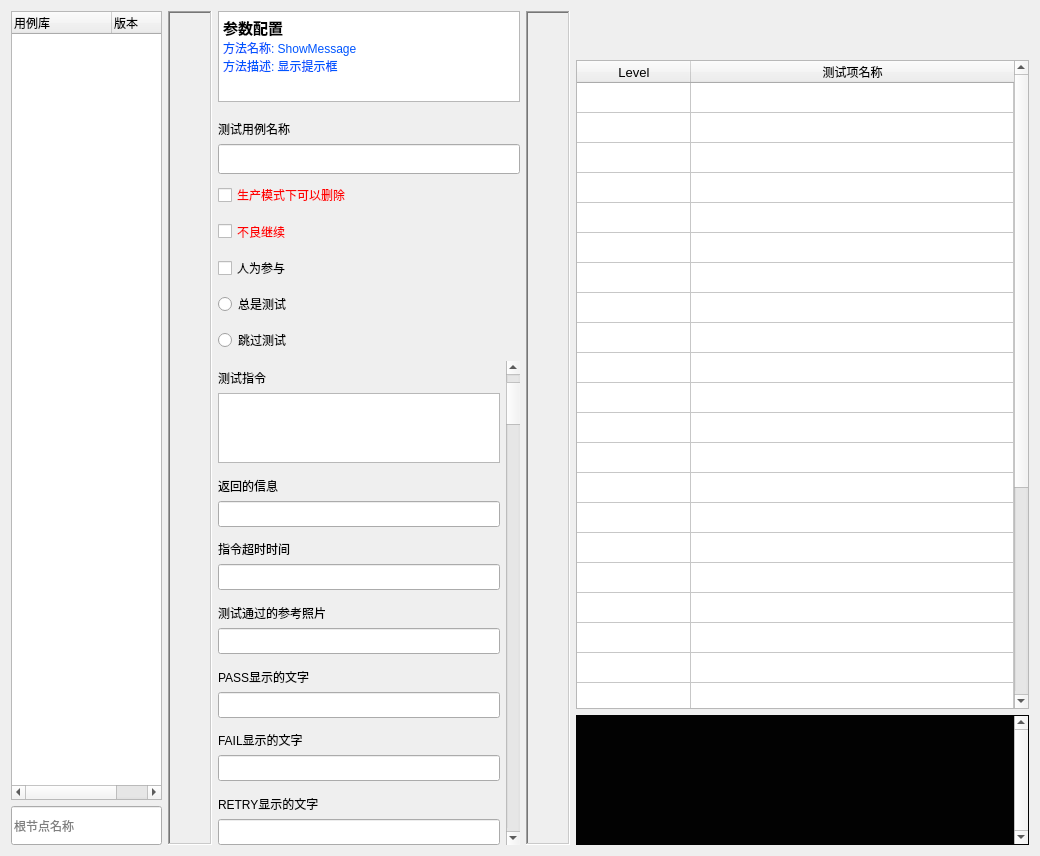
Before: the Qt Designer form MultiConfig/ui_multiConfig.ui in 18330025939/LSAPT, drawn with Qt 5.
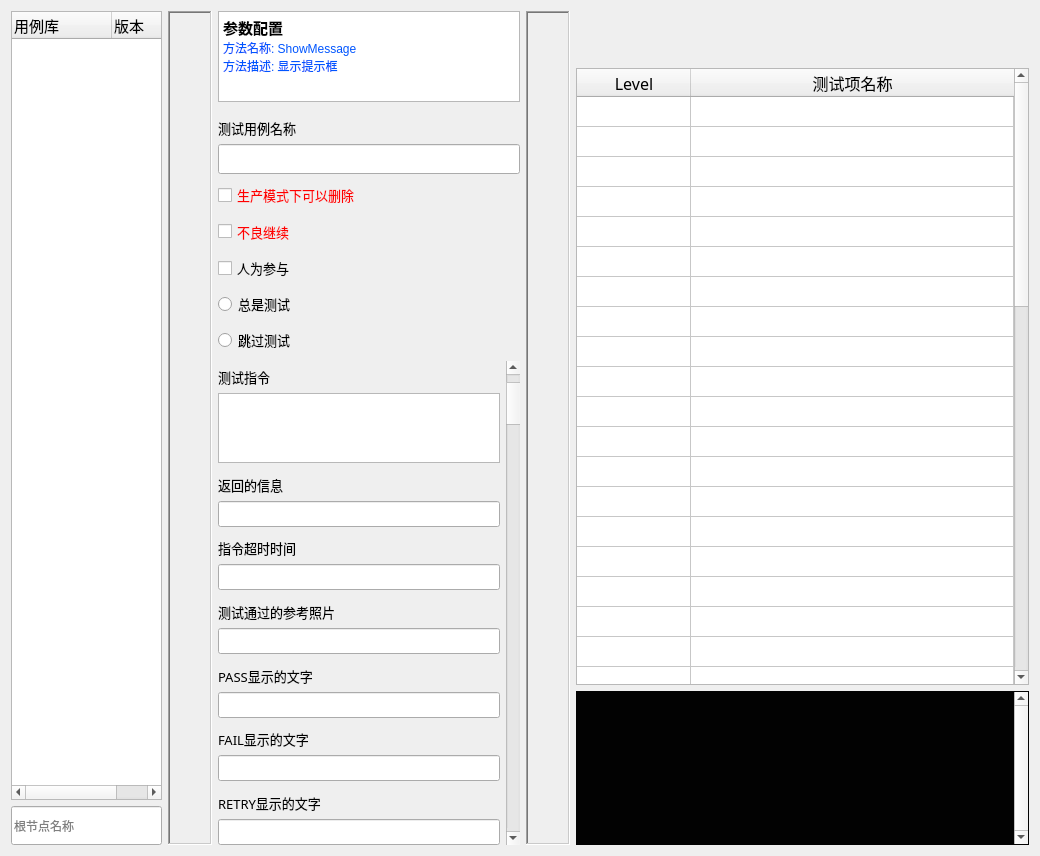
After: the same form once the commit is applied. Icons and pictures are not drawn.

Commit message: 1.优化MultiTest界面可以缩放；2.MultiTest界面增加串口断开按按钮和功能；3.优化串口接收含有换行的数据；4.优化MultiConfig保存导入的测试用例时程序崩溃；5.优化MultiConfig添加测试用例的逻辑；6.优化MultiTest保存测试log时找不到路径崩溃的问题；7.MultiConfig界面添加新建按钮和开发其功能；

```diff
--- a/MultiConfig/ui_multiConfig.ui
+++ b/MultiConfig/ui_multiConfig.ui
@@ -33,11 +33,23 @@
           <property name="text">
            <string>用例库</string>
           </property>
+          <property name="font">
+           <font>
+            <family>等线</family>
+            <pointsize>11</pointsize>
+           </font>
+          </property>
          </column>
          <column>
           <property name="text">
            <string>版本</string>
           </property>
+          <property name="font">
+           <font>
+            <family>等线</family>
+            <pointsize>11</pointsize>
+           </font>
+          </property>
          </column>
         </widget>
        </item>
@@ -203,6 +215,18 @@
        </item>
        <item>
         <widget class="QLabel" name="label_8">
+         <property name="sizePolicy">
+          <sizepolicy hsizetype="Preferred" vsizetype="Minimum">
+           <horstretch>0</horstretch>
+           <verstretch>0</verstretch>
+          </sizepolicy>
+         </property>
+         <property name="font">
+          <font>
+           <family>宋体</family>
+           <pointsize>10</pointsize>
+          </font>
+         </property>
          <property name="text">
           <string>测试用例名称</string>
          </property>
@@ -235,6 +259,12 @@
            <verstretch>0</verstretch>
           </sizepolicy>
          </property>
+         <property name="font">
+          <font>
+           <family>宋体</family>
+           <pointsize>10</pointsize>
+          </font>
+         </property>
          <property name="styleSheet">
           <string notr="true">QCheckBox
 {
@@ -254,6 +284,12 @@
            <verstretch>0</verstretch>
           </sizepolicy>
          </property>
+         <property name="font">
+          <font>
+           <family>宋体</family>
+           <pointsize>10</pointsize>
+          </font>
+         </property>
          <property name="styleSheet">
           <string notr="true">QCheckBox
 {
@@ -273,6 +309,12 @@
            <verstretch>0</verstretch>
           </sizepolicy>
          </property>
+         <property name="font">
+          <font>
+           <family>宋体</family>
+           <pointsize>10</pointsize>
+          </font>
+         </property>
          <property name="text">
           <string>人为参与</string>
          </property>
@@ -286,6 +328,12 @@
            <verstretch>0</verstretch>
           </sizepolicy>
          </property>
+         <property name="font">
+          <font>
+           <family>宋体</family>
+           <pointsize>10</pointsize>
+          </font>
+         </property>
          <property name="text">
           <string>总是测试</string>
          </property>
@@ -302,6 +350,12 @@
            <verstretch>0</verstretch>
           </sizepolicy>
          </property>
+         <property name="font">
+          <font>
+           <family>宋体</family>
+           <pointsize>10</pointsize>
+          </font>
+         </property>
          <property name="text">
           <string>跳过测试</string>
          </property>
@@ -316,6 +370,12 @@
           <layout class="QVBoxLayout" name="verticalLayout" stretch="1,2,1,1,1,1,1,1,1,1,1,1,1,1">
            <item>
             <widget class="QLabel" name="label">
+             <property name="font">
+              <font>
+               <family>宋体</family>
+               <pointsize>10</pointsize>
+              </font>
+             </property>
              <property name="text">
               <string>测试指令</string>
              </property>
@@ -345,6 +405,12 @@
            </item>
            <item>
             <widget class="QLabel" name="label_2">
+             <property name="font">
+              <font>
+               <family>宋体</family>
+               <pointsize>10</pointsize>
+              </font>
+             </property>
              <property name="text">
               <string>返回的信息</string>
              </property>
@@ -368,6 +434,12 @@
            </item>
            <item>
             <widget class="QLabel" name="label_3">
+             <property name="font">
+              <font>
+               <family>宋体</family>
+               <pointsize>10</pointsize>
+              </font>
+             </property>
              <property name="text">
               <string>指令超时时间</string>
              </property>
@@ -394,6 +466,12 @@
            </item>
            <item>
             <widget class="QLabel" name="label_4">
+             <property name="font">
+              <font>
+               <family>宋体</family>
+               <pointsize>10</pointsize>
+              </font>
+             </property>
              <property name="text">
               <string>测试通过的参考照片</string>
              </property>
@@ -417,6 +495,12 @@
            </item>
            <item>
             <widget class="QLabel" name="label_5">
+             <property name="font">
+              <font>
+               <family>宋体</family>
+               <pointsize>10</pointsize>
+              </font>
+             </property>
              <property name="text">
               <string>PASS显示的文字</string>
              </property>
@@ -440,6 +524,12 @@
            </item>
            <item>
             <widget class="QLabel" name="label_6">
+             <property name="font">
+              <font>
+               <family>宋体</family>
+               <pointsize>10</pointsize>
+              </font>
+             </property>
              <property name="text">
               <string>FAIL显示的文字</string>
              </property>
@@ -463,6 +553,12 @@
            </item>
            <item>
             <widget class="QLabel" name="label_7">
+             <property name="font">
+              <font>
+               <family>宋体</family>
+               <pointsize>10</pointsize>
+              </font>
+             </property>
              <property name="text">
               <string>RETRY显示的文字</string>
              </property>
@@ -637,9 +733,35 @@
       </widget>
      </item>
      <item>
-      <layout class="QVBoxLayout" name="verticalLayout_6" stretch="1,15,3">
+      <layout class="QVBoxLayout" name="verticalLayout_6" stretch="1,12,3">
        <item>
-        <layout class="QHBoxLayout" name="horizontalLayout_2" stretch="1,1,8">
+        <layout class="QHBoxLayout" name="horizontalLayout_2" stretch="1,1,1,16">
+         <item>
+          <widget class="QPushButton" name="btnNewProject">
+           <property name="sizePolicy">
+            <sizepolicy hsizetype="Expanding" vsizetype="Expanding">
+             <horstretch>0</horstretch>
+             <verstretch>0</verstretch>
+            </sizepolicy>
+           </property>
+           <property name="text">
+            <string/>
+           </property>
+           <property name="icon">
+            <iconset resource="../icons/icons.qrc">
+             <normaloff>:/icons/new.png</normaloff>:/icons/new.png</iconset>
+           </property>
+           <property name="iconSize">
+            <size>
+             <width>32</width>
+             <height>32</height>
+            </size>
+           </property>
+           <property name="flat">
+            <bool>true</bool>
+           </property>
+          </widget>
+         </item>
          <item>
           <widget class="QPushButton" name="btnImport">
            <property name="sizePolicy">
@@ -733,14 +855,23 @@
            <verstretch>5</verstretch>
           </sizepolicy>
          </property>
+         <property name="styleSheet">
+          <string notr="true">font: 10pt &quot;等线&quot;;</string>
+         </property>
          <property name="frameShape">
           <enum>QFrame::StyledPanel</enum>
          </property>
+         <property name="verticalScrollBarPolicy">
+          <enum>Qt::ScrollBarAlwaysOn</enum>
+         </property>
+         <property name="selectionBehavior">
+          <enum>QAbstractItemView::SelectRows</enum>
+         </property>
          <property name="sortingEnabled">
           <bool>false</bool>
          </property>
          <property name="rowCount">
-          <number>30</number>
+          <number>50</number>
          </property>
          <attribute name="horizontalHeaderCascadingSectionResizes">
           <bool>false</bool>
@@ -766,6 +897,9 @@
          <attribute name="verticalHeaderCascadingSectionResizes">
           <bool>false</bool>
          </attribute>
+         <attribute name="verticalHeaderMinimumSectionSize">
+          <number>25</number>
+         </attribute>
          <attribute name="verticalHeaderDefaultSectionSize">
           <number>30</number>
          </attribute>
@@ -805,13 +939,36 @@
          <row/>
          <row/>
          <row/>
+         <row/>
+         <row/>
+         <row/>
+         <row/>
+         <row/>
+         <row/>
+         <row/>
+         <row/>
+         <row/>
+         <row/>
+         <row/>
+         <row/>
+         <row/>
+         <row/>
+         <row/>
+         <row/>
+         <row/>
+         <row/>
+         <row/>
+         <row/>
          <column>
           <property name="text">
            <string>Level</string>
           </property>
           <property name="font">
            <font>
-            <pointsize>10</pointsize>
+            <family>等线</family>
+            <pointsize>12</pointsize>
+            <weight>50</weight>
+            <bold>false</bold>
            </font>
           </property>
           <property name="textAlignment">
@@ -822,6 +979,14 @@
           <property name="text">
            <string>测试项名称</string>
           </property>
+          <property name="font">
+           <font>
+            <family>等线</family>
+            <pointsize>12</pointsize>
+            <weight>50</weight>
+            <bold>false</bold>
+           </font>
+          </property>
           <property name="textAlignment">
            <set>AlignCenter</set>
           </property>
```
Left out of the diff: 27 changed lines with no effect on the pictures. The commit also changes 25 other files.
